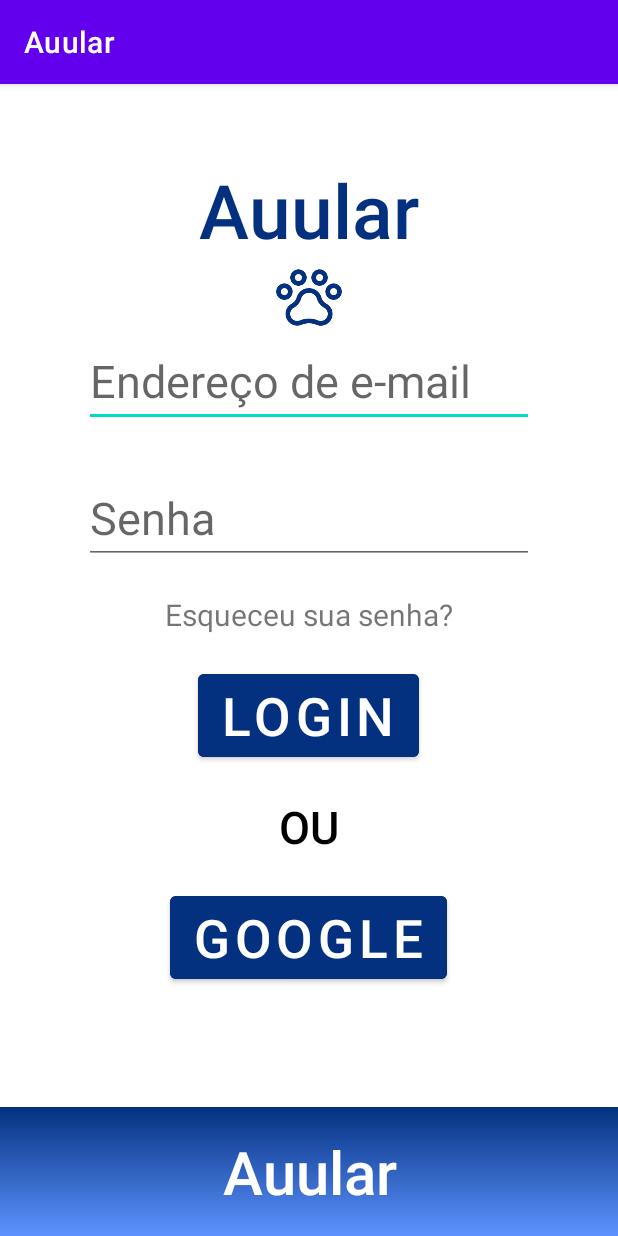
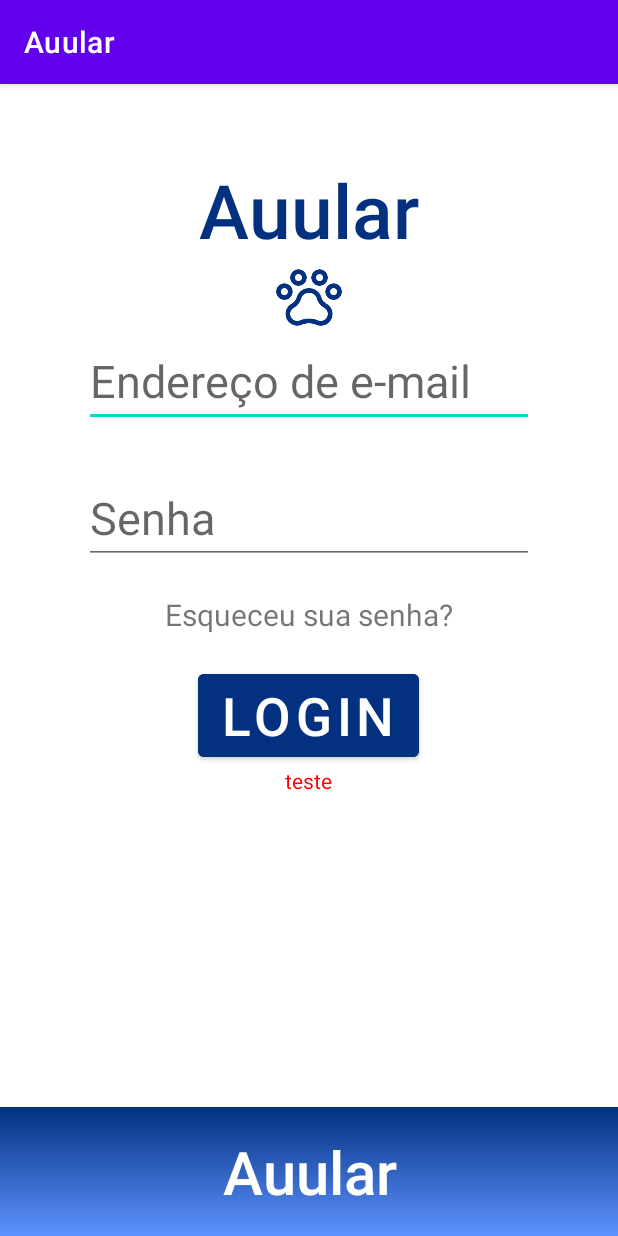
Before and after one commit to MatheusEloyPalasson/Auular-telas, an Android app: the Login screen opened directly, with no data from a screen before it, on a phone screen of 412 x 824 dp. Run offline under Robolectric (Android 15) with nearby library versions, the phone set to English and light mode, and no system bars.

```diff
--- a/app/build.gradle
+++ b/app/build.gradle
@@ -31,7 +31,6 @@ android {
     }
     buildFeatures {
         viewBinding true
-        dataBinding = true
     }
 }
 
--- a/app/src/main/AndroidManifest.xml
+++ b/app/src/main/AndroidManifest.xml
@@ -10,13 +10,14 @@
     <application
         android:allowBackup="true"
         android:dataExtractionRules="@xml/data_extraction_rules"
+        android:enableOnBackInvokedCallback="true"
         android:fullBackupContent="@xml/backup_rules"
         android:icon="@mipmap/ic_launcher"
         android:label="@string/app_name"
         android:roundIcon="@mipmap/ic_launcher_round"
         android:supportsRtl="true"
-        android:enableOnBackInvokedCallback="true"
         android:theme="@style/Theme.Auular"
+        android:networkSecurityConfig="@xml/network_security_config"
         tools:targetApi="31">
         <activity
             android:name=".SpinnerEstado"
--- a/app/src/main/java/com/example/auular/ApiUrl.kt
+++ b/app/src/main/java/com/example/auular/ApiUrl.kt
@@ -3,7 +3,7 @@ import retrofit2.Retrofit
 import retrofit2.converter.gson.GsonConverterFactory
 
 object ApiUrl {
-    var BASE_URL = "http://localhost:8080/"
+    var BASE_URL = "http://54.162.20.136:8080"
 
     fun getApiUsuarios() : ApiUsuario {
         val retrofit = Retrofit.Builder()
--- a/app/src/main/java/com/example/auular/ApiUsuario.kt
+++ b/app/src/main/java/com/example/auular/ApiUsuario.kt
@@ -1,15 +1,18 @@
 package com.example.auular;
 
+import com.example.auular.domain.Login
 import com.example.auular.domain.PetTutor
 import java.util.List;
 
 import retrofit2.Call;
+import retrofit2.http.Body
 import retrofit2.http.GET;
+import retrofit2.http.POST
 import retrofit2.http.Query;
 
 interface ApiUsuario {
-    @GET("usuarios")
-    fun getLogin(@Query("login_senha") loginSenha: String) : Call<List<PetTutor>>
+    @POST("/petTutors/autentication")
+    fun getLogin(@Body login: Login) : Call<PetTutor>
 
 
 }
--- a/app/src/main/java/com/example/auular/Cadastro.kt
+++ b/app/src/main/java/com/example/auular/Cadastro.kt
@@ -31,7 +31,7 @@ class Cadastro : AppCompatActivity() {
 
         if (isEmailValid && isPasswordValid){
            buttonCadastro.setOnClickListener {
-               val intent = Intent(this, Tela_Tutor::class.java)
+               val intent = Intent(this, Login::class.java)
                startActivity(intent);
            }
         }
--- a/app/src/main/java/com/example/auular/Login.kt
+++ b/app/src/main/java/com/example/auular/Login.kt
@@ -3,38 +3,72 @@ package com.example.auular
 import android.content.Intent
 import androidx.appcompat.app.AppCompatActivity
 import android.os.Bundle
+import android.view.View
 import android.widget.Button
 import android.widget.EditText
+import android.widget.TextView
+import android.widget.Toast
+import com.example.auular.domain.Login
+import com.example.auular.domain.PetTutor
 import com.example.auular.utils.Validator
+import retrofit2.Call
+import retrofit2.Callback
+import retrofit2.Response
 
 class Login : AppCompatActivity() {
     override fun onCreate(savedInstanceState: Bundle?) {
         super.onCreate(savedInstanceState)
         setContentView(R.layout.activity_login)
 
-        val buttonLoginHome = findViewById<Button>(R.id.bt_login_home)
-        buttonLoginHome.setOnClickListener {
-            finish()
-        }
+        val buttonLogin = findViewById<Button>(R.id.bt_login)
+
+        buttonLogin.setOnClickListener { logarTutor() }
+
+    }
+
+    private fun logarTutor() {
+
+
+        var tvAutenticacao = findViewById<TextView>(R.id.tv_autenticacao)
+
+
+        val ApiUsuario = ApiUrl.getApiUsuarios()
+
 
         val email = findViewById<EditText>(R.id.et_email).text.toString();
         val senha = findViewById<EditText>(R.id.et_senha).text.toString();
 
+        val login = Login(email, senha)
+
+        val result: Call<PetTutor> = ApiUsuario.getLogin(login)
+
+        result.enqueue(object : Callback<PetTutor> {
 
 
-        login(email, senha);
+            override fun onResponse(call: Call<PetTutor>, response: Response<PetTutor>) {
+                if (response.isSuccessful) { // status 2xx (200, 201, 204 etc)
+                    tvAutenticacao.text = "AAAAAAAAA"
+                    val petTutor = response.body()
+                    val logar = Intent(applicationContext, Tela_Tutor::class.java)
+                    logar.putExtra("petTutorName", petTutor?.name)
+                    startActivity(logar)
+                } else {
+                    var code = response.code()
+                    tvAutenticacao.text = "Login e/ou senha inválidos " + "${code}"
+                }
+            }
 
-    }
+            override fun onFailure(call: Call<PetTutor>, t: Throwable) {
+                Toast.makeText(
+                    baseContext, "Erro na API: ${t.message}",
+                    Toast.LENGTH_SHORT
+                ).show()
+                t.printStackTrace()
+            }
+        })
 
-    private fun login(email: String, senha: String) {
 
-        val logar = Intent(applicationContext, Tela_Tutor::class.java)
-
-        Validator.validateEmail(email)
-        Validator.validatePassword(senha)
-
-        startActivity(logar)
-
+//        val buttonLogin = findViewById<Button>(R.id.bt_login)
 
 
     }
--- a/app/src/main/java/com/example/auular/domain/Hotel.kt
+++ b/app/src/main/java/com/example/auular/domain/Hotel.kt
@@ -15,4 +15,6 @@ data class Hotel(
     private var isAuthenticated:Boolean
 
 
+
+
     )
--- a/app/src/main/java/com/example/auular/domain/PetTutor.kt
+++ b/app/src/main/java/com/example/auular/domain/Login.kt
@@ -2,15 +2,7 @@ package com.example.auular.domain
 
 import com.google.gson.annotations.SerializedName
 
-
-data class PetTutor(
-    val petTutorId:Integer,
-    var name:String,
+data class Login(
     @field:SerializedName("email") var email:String,
     @field:SerializedName("password") var password: String,
-    val documentId:String,
-    var phoneNumber:String,
-    var isAuthenticated:Boolean,
-    var active:Boolean
-
 )
--- a/app/src/main/res/layout/activity_login.xml
+++ b/app/src/main/res/layout/activity_login.xml
@@ -68,6 +68,7 @@
         android:layout_below="@id/tv_esqueceu_senha"
         android:text="@string/button_login"
         android:layout_centerHorizontal="true"
+        android:onClick="logarTutor"
         android:layout_marginTop="20dp"
         android:fontFamily="sans-serif-medium"
         android:textSize="35dp"
@@ -75,30 +76,16 @@
     </Button>
 
     <TextView
-        android:id="@+id/tv_ou"
+        android:id="@+id/tv_autenticacao"
         android:layout_width="wrap_content"
         android:layout_height="wrap_content"
-        android:text="OU"
-        android:textSize="30sp"
-        android:layout_below="@id/bt_login"
+        android:layout_below="@+id/bt_login"
+        android:textColor="#ff0000"
         android:layout_centerHorizontal="true"
-        android:layout_marginTop="20dp"
-        android:textColor="#000000"
-        android:fontFamily="sans-serif-medium">
+        android:text="teste">
+
     </TextView>
 
-    <Button
-        android:id="@+id/bt_google"
-        android:layout_width="wrap_content"
-        android:layout_height="wrap_content"
-        android:layout_below="@id/tv_ou"
-        android:text="Google"
-        android:layout_centerHorizontal="true"
-        android:layout_marginTop="20dp"
-        android:fontFamily="sans-serif-medium"
-        android:textSize="35dp"
-        android:backgroundTint="#033180">
-    </Button>
 
     <TextView
         android:id="@+id/tv_footer"
--- a/app/src/main/res/layout/activity_main.xml
+++ b/app/src/main/res/layout/activity_main.xml
@@ -36,6 +36,7 @@
         android:layout_height="wrap_content"
         android:layout_below="@id/iv_patinha"
         android:text="@string/button_login"
+        android:onClick="loginHome"
         android:layout_centerHorizontal="true"
         android:layout_marginTop="20dp"
         android:fontFamily="sans-serif-medium"
@@ -48,6 +49,7 @@
         android:layout_width="wrap_content"
         android:layout_height="wrap_content"
         android:layout_below="@+id/bt_login_home"
+        android:onClick="cadastroHome"
         android:text="@string/button_cadastro"
         android:layout_centerHorizontal="true"
         android:layout_marginTop="20dp"
```
Also changed, not shown: app/src/main/java/com/example/auular/MainActivity.kt (+12 -11 lines), app/src/main/java/com/example/auular/Tela_Tutor.kt (+9 -0 lines), app/src/main/res/xml/network_security_config.xml (added, +8 -0 lines).
